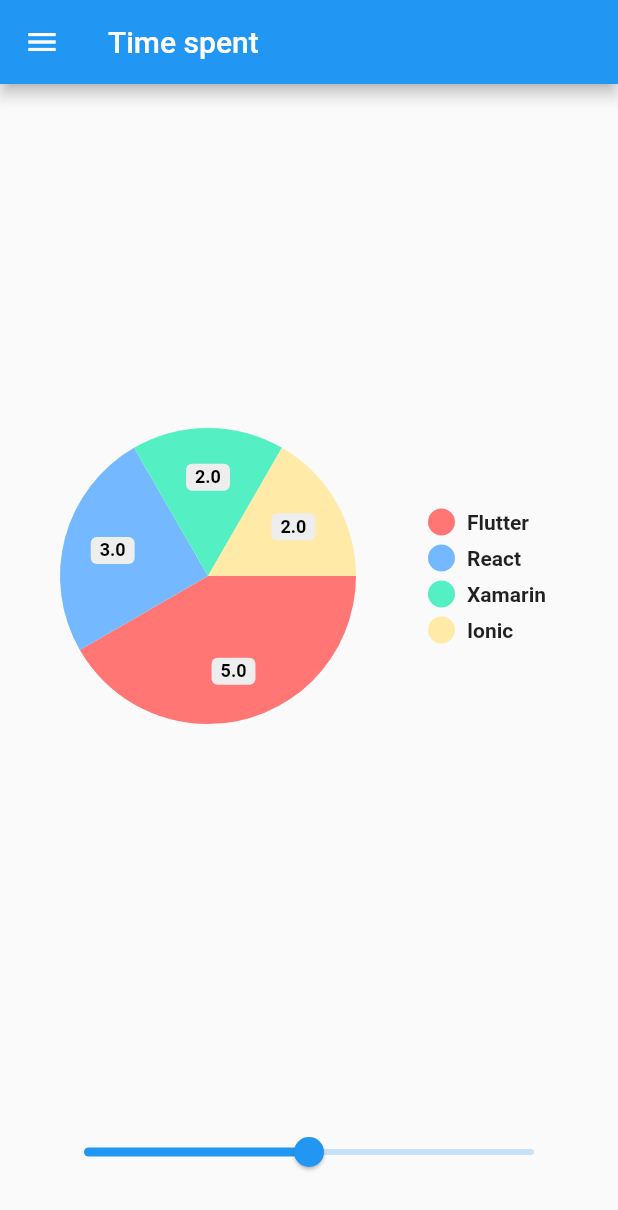
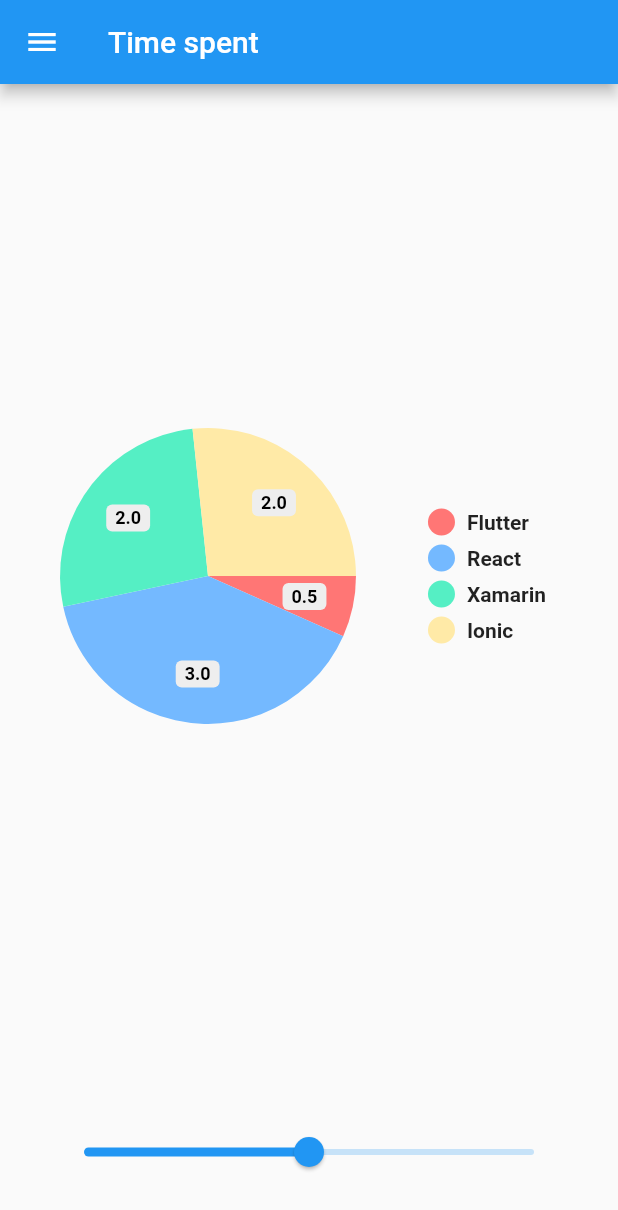
Before and after one commit to kwmt/flutter_state_management, a Flutter app: the screen it shows after launch, on a phone screen of 412 x 824 dp. Shown: the top 1210 px of the screen. Run offline on Flutter 3.47's test engine with Material 2 defaults, Android fonts, the phone set to English and light mode, and no system bars; drawn by our look-alikes of pie_chart.

```diff
--- a/lib/chart.dart
+++ b/lib/chart.dart
@@ -1,13 +1,19 @@
+import 'dart:async';
+
 import 'package:flutter/material.dart';
 import 'package:pie_chart/pie_chart.dart';
+import 'package:provider/provider.dart';
+import 'package:slider_state_management/MySchedule.dart';
 
 class MyChart extends StatelessWidget {
-  final seriesList = createData();
+//  final seriesList = createData();
 
 
   @override
   Widget build(BuildContext context) {
-    return PieChart(dataMap: seriesList);
+    return Consumer<MySchedule>(builder: (context, scheduler, _) => PieChart(dataMap: createData(
+      scheduler.stateManagementTime
+    )));
 //    return PieChart(seriesList,
 //        animate: false,
 //        defaultRenderer: ArcRendererConfig(arcRendererDecorators: [
@@ -15,9 +21,9 @@ class MyChart extends StatelessWidget {
 //        ]));
   }
 
-  static Map<String, double> createData() {
+  static Map<String, double> createData(double newValue) {
     Map<String, double> dataMap = new Map();
-    dataMap.putIfAbsent("Flutter", () => 5);
+    dataMap.putIfAbsent("Flutter", () => newValue);
     dataMap.putIfAbsent("React", () => 3);
     dataMap.putIfAbsent("Xamarin", () => 2);
     dataMap.putIfAbsent("Ionic", () => 2);
--- a/lib/main.dart
+++ b/lib/main.dart
@@ -1,7 +1,8 @@
 import 'package:flutter/material.dart';
+import 'package:slider_state_management/MySchedule.dart';
 import 'package:slider_state_management/chart.dart';
 import 'package:slider_state_management/slider.dart';
-
+import 'package:provider/provider.dart';
 void main() => runApp(MyApp());
 
 class MyApp extends StatelessWidget {
@@ -17,7 +18,9 @@ class MyApp extends StatelessWidget {
 class MyHomePage extends StatelessWidget {
   @override
   Widget build(BuildContext context) {
-    return Scaffold(
+    return ChangeNotifierProvider(
+      builder: (context) => MySchedule(),
+      child: Scaffold(
         appBar: AppBar(
           title: Text('Time spent'),
           leading: Icon(Icons.menu),
@@ -36,6 +39,7 @@ class MyHomePage extends StatelessWidget {
             )
           ],
         ),
+      ),
     );
   }
 }
--- a/lib/slider.dart
+++ b/lib/slider.dart
@@ -1,4 +1,6 @@
 import 'package:flutter/material.dart';
+import 'package:provider/provider.dart';
+import 'package:slider_state_management/MySchedule.dart';
 
 class MySlider extends StatefulWidget {
   @override
@@ -10,9 +12,10 @@ class _MySliderState extends State<MySlider> {
 
   @override
   Widget build(BuildContext context) {
+    final schedule = Provider.of<MySchedule>(context);
     return Slider(
-      value: _value,
-      onChanged: _onValueChanged,
+      value: schedule.stateManagementTime,
+      onChanged: (value) => schedule.stateManagementTime = value,
     );
   }
 
--- a/pubspec.yaml
+++ b/pubspec.yaml
@@ -24,6 +24,7 @@ dependencies:
   # Use with the CupertinoIcons class for iOS style icons.
   cupertino_icons: ^0.1.2
   pie_chart: ^0.9.0
+  provider: ^2.0.1
 
 dev_dependencies:
   flutter_test:
```
Also changed, not shown: pubspec.lock. Lines whose indentation alone changed are shown as unchanged.
